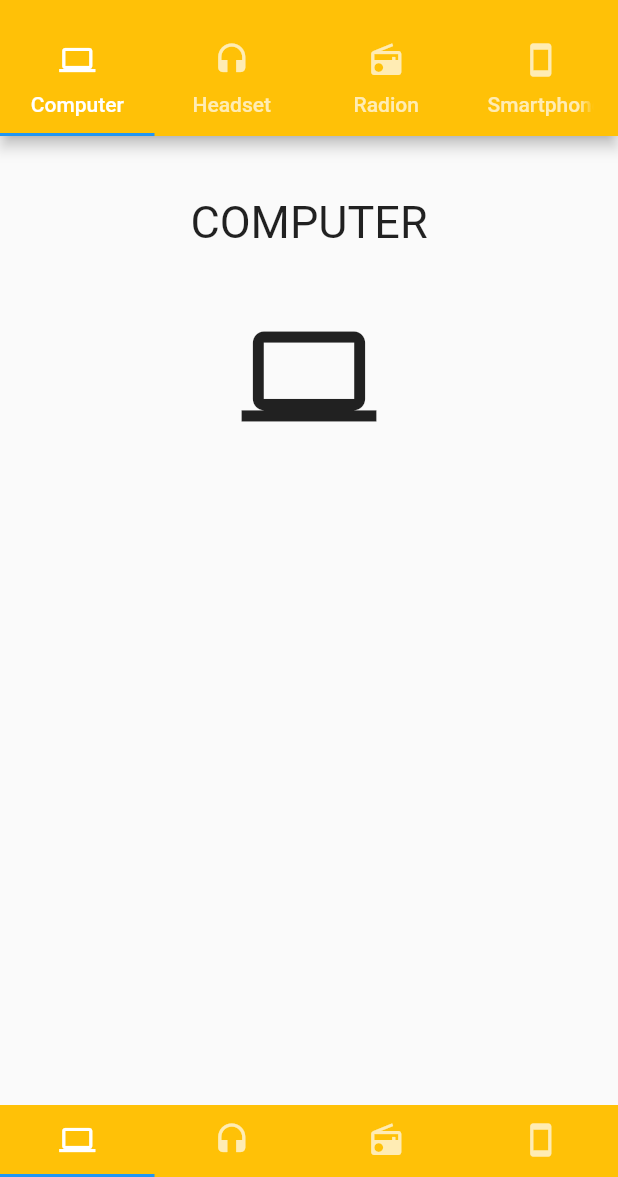
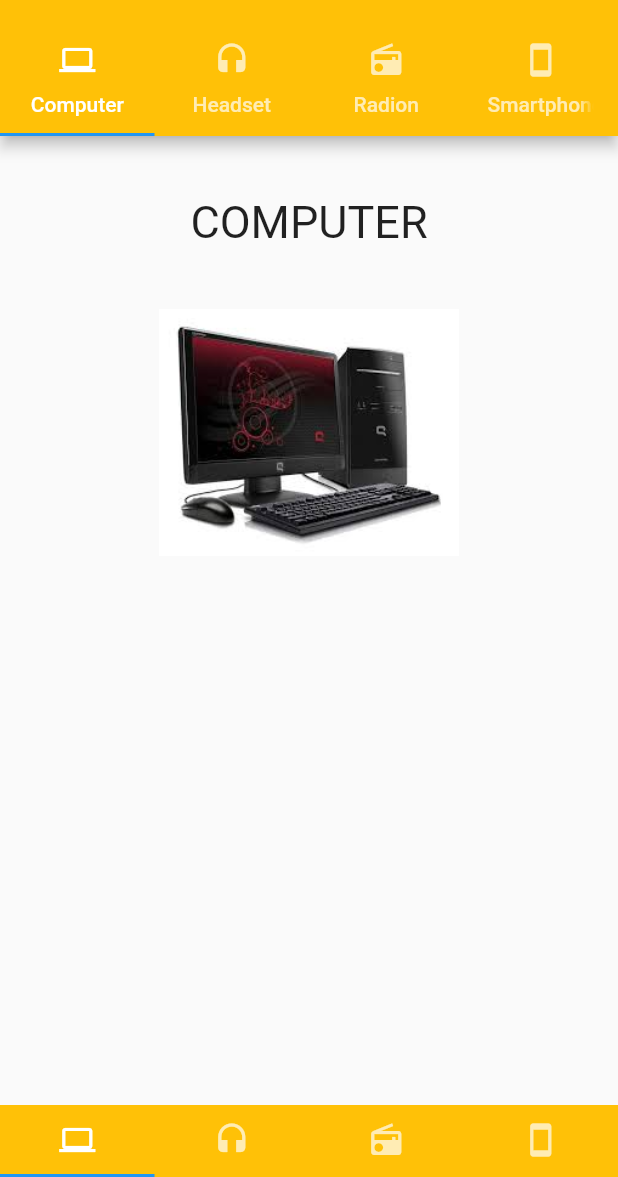
Before and after one commit to w4ndry/learn_flutter_app, a Flutter app: the screen it shows after launch, on a phone screen of 412 x 824 dp, the part 59-1236 px from its top. Run offline on Flutter 3.47's test engine with Material 2 defaults, Android fonts, the phone set to English and light mode, and no system bars.

Commit message:
add image local and network

```diff
--- a/lib/src/TabBarPage/ComputerPage.dart
+++ b/lib/src/TabBarPage/ComputerPage.dart
@@ -10,7 +10,8 @@ class ComputerPage extends StatelessWidget {
             new Padding(padding: EdgeInsets.all(20.0),),
             new Text("COMPUTER", style: new TextStyle(fontSize: 30.0),),
             new Padding(padding: EdgeInsets.all(20.0),),
-            new Icon(Icons.computer, size: 90.0,),
+            // new Icon(Icons.computer, size: 90.0,),
+            new Image.asset("images/computer.jpeg", width: 200.0,),
           ]
         ),
       ),
--- a/lib/src/TabBarPage/HeadsetPage.dart
+++ b/lib/src/TabBarPage/HeadsetPage.dart
@@ -10,7 +10,8 @@ class HeadsetPage extends StatelessWidget {
             new Padding(padding: new EdgeInsets.all(20.0),),
             new Text("HEADSET", style: new TextStyle(fontSize: 30.0)),
             new Padding(padding: new EdgeInsets.all(20.0),),
-            new Icon(Icons.headset, size: 90.0,)
+            // new Icon(Icons.headset, size: 90.0,)
+            new Image(image: new NetworkImage("https://encrypted-tbn0.gstatic.com/images?q=tbn:ANd9GcRLLEshjPEBW_fmc7mpktHP5Zrg2mKriIB0ZwRGGzlHqMPV6wkRZw",), width: 200.0,),
           ],
         ),
       ),
--- a/lib/src/TabBarPage/RadioPage.dart
+++ b/lib/src/TabBarPage/RadioPage.dart
@@ -10,7 +10,8 @@ class RadioPage extends StatelessWidget {
             new Padding(padding: EdgeInsets.all(20.0),),
             new Text("RADIO", style: new TextStyle(fontSize: 30.0),),
             new Padding(padding: EdgeInsets.all(20.0),),
-            new Icon(Icons.radio, size: 90.0),
+            // new Icon(Icons.radio, size: 90.0),
+            new Image.asset("images/radio.jpeg", width: 200.0),
           ],
         ),
       ),
--- a/lib/src/TabBarPage/SmartPhonePage.dart
+++ b/lib/src/TabBarPage/SmartPhonePage.dart
@@ -10,7 +10,8 @@ class SmartPhonePage extends StatelessWidget {
             new Padding(padding: new EdgeInsets.all(20.0),),
             new Text("SMARTPHONE", style: new TextStyle(fontSize: 30.0)),
             new Padding(padding: new EdgeInsets.all(20.0),),
-            new Icon(Icons.smartphone, size: 90.0,),
+            // new Icon(Icons.smartphone, size: 90.0,),
+            new Image(image: new NetworkImage("https://encrypted-tbn0.gstatic.com/images?q=tbn:ANd9GcQOdC8681LAaQLePOmvxxbvMGQBrLSPRBqDLvy56ZJu7VKZ402Lag"), width: 200.0,)
           ],
         ),
       ),
--- a/pubspec.yaml
+++ b/pubspec.yaml
@@ -40,6 +40,10 @@ flutter:
   # the material Icons class.
   uses-material-design: true
 
+  assets:
+    - images/computer.jpeg
+    - images/radio.jpeg
+
   # To add assets to your application, add an assets section, like this:
   # assets:
   #  - images/a_dot_burr.jpeg
```
Also changed, not shown: images/computer.jpeg (added), images/radio.jpeg (added).
